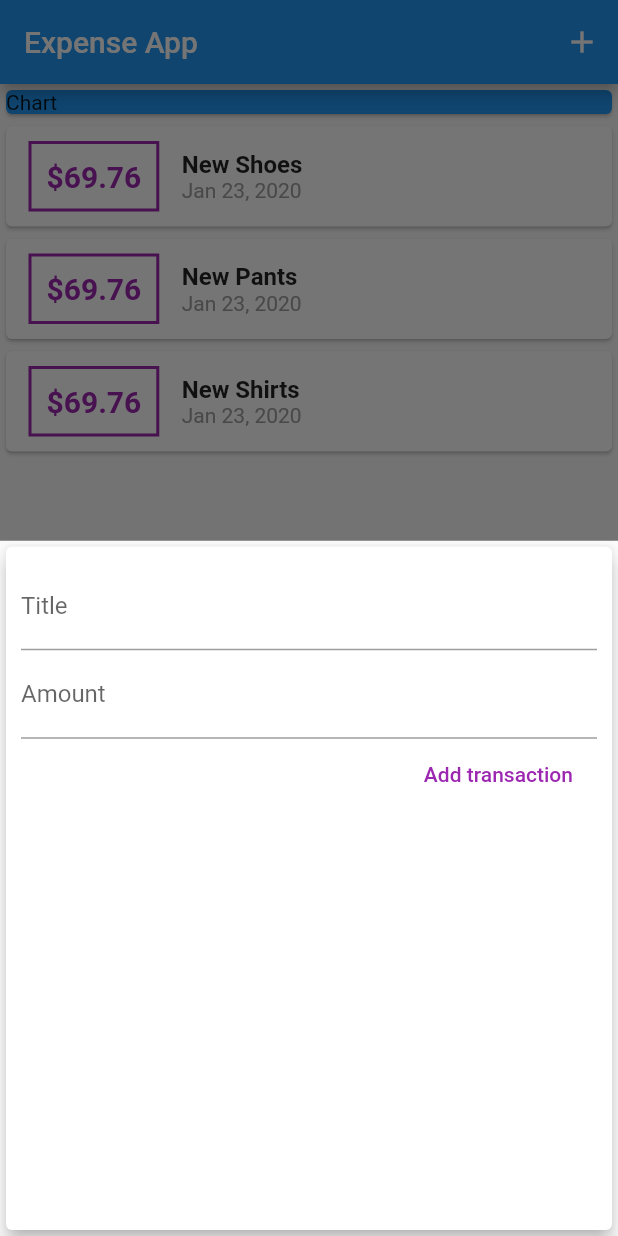
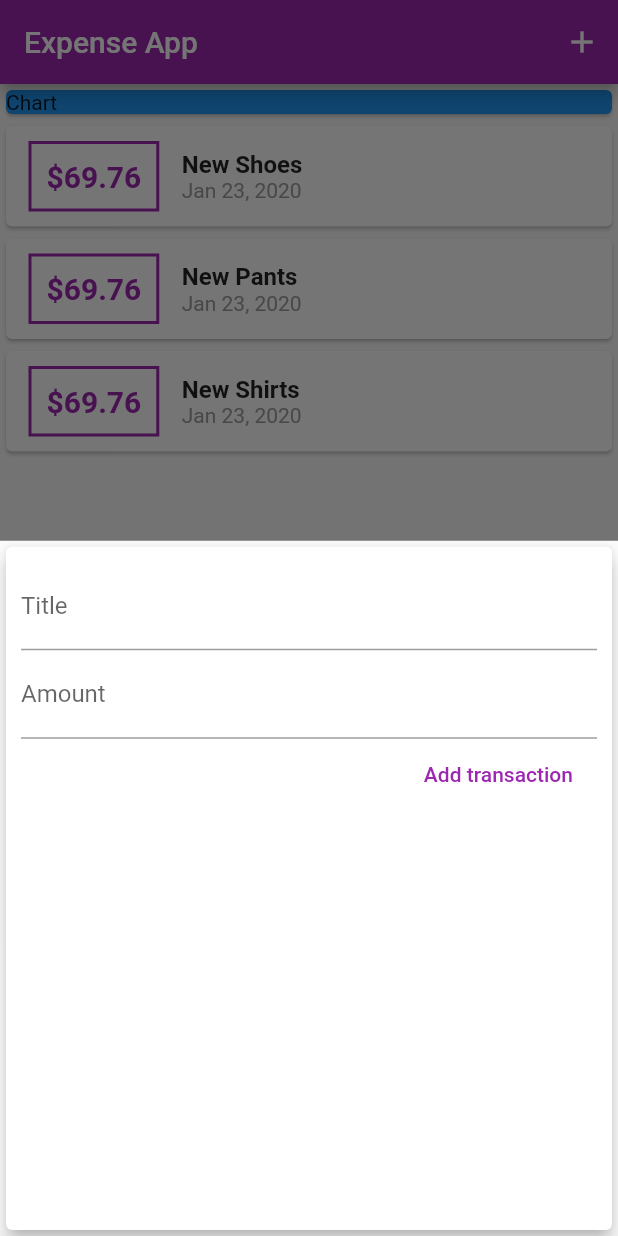
Before and after one commit to kterrago18/expense_app, a Flutter app: the screen it shows after launch, after a tap on the "add" icon, on a phone screen of 412 x 824 dp. Run offline on Flutter 3.47's test engine with Material 2 defaults, Android fonts, the phone set to English and light mode, and no system bars.

Commit message:
Configuring and using themes

```diff
--- a/lib/main.dart
+++ b/lib/main.dart
@@ -13,8 +13,10 @@ class MyApp extends StatelessWidget {
   Widget build(BuildContext context) {
     return MaterialApp(
       title: 'Flutter Demo',
+
       theme: ThemeData(
-        primarySwatch: Colors.blue,
+        primarySwatch: Colors.purple,
+        accentColor: Colors.blueAccent
       ),
       home: MyHomePage(title: 'Expense App'),
     );
@@ -68,14 +70,19 @@ class _MyHomePageState extends State<MyHomePage> {
   void _startAddNewTransaction(BuildContext context) {
     showModalBottomSheet(
         context: context,
-        builder: (_){
-          return NewTransaction(_addNewTransaction);
+        builder: (_) {
+          return GestureDetector(
+            onTap: (){},
+            child: NewTransaction(_addNewTransaction),
+            behavior: HitTestBehavior.opaque,
+          );
         });
   }
 
   @override
   Widget build(BuildContext context) {
     return Scaffold(
+
       appBar: AppBar(
         title: Text(widget.title),
         actions: <Widget>[
@@ -88,6 +95,7 @@ class _MyHomePageState extends State<MyHomePage> {
       body: SingleChildScrollView(
         //scrollDirection: Axis.vertical,
         child: Column(
+         // mainAxisSize: MainAxisSize.min,
           //mainAxisAlignment: MainAxisAlignment.start,
           crossAxisAlignment: CrossAxisAlignment.center,
           children: <Widget>[
--- a/lib/widgets/new_transaction.dart
+++ b/lib/widgets/new_transaction.dart
@@ -1,10 +1,17 @@
 import 'package:flutter/material.dart';
 
-class NewTransaction extends StatelessWidget {
+class NewTransaction extends StatefulWidget {
   NewTransaction(this.newTransaction);
 
   final Function newTransaction;
+
+  @override
+  _NewTransactionState createState() => _NewTransactionState();
+}
+
+class _NewTransactionState extends State<NewTransaction> {
   final titleController = TextEditingController();
+
   final amountController = TextEditingController();
 
   void submitData() {
@@ -15,8 +22,12 @@ class NewTransaction extends StatelessWidget {
       return;
     }
 
-    newTransaction(
-        title: enteredTitle, amount: enteredAmount);
+    widget.newTransaction(
+      title: enteredTitle,
+      amount: enteredAmount,
+    );
+
+    Navigator.of(context).pop();
   }
 
   @override
@@ -32,7 +43,6 @@ class NewTransaction extends StatelessWidget {
               decoration: InputDecoration(labelText: 'Title'),
               controller: titleController,
               onSubmitted: (_) => submitData(),
-
             ),
             TextField(
               keyboardType: TextInputType.number,
--- a/lib/widgets/transaction_list.dart
+++ b/lib/widgets/transaction_list.dart
@@ -11,7 +11,7 @@ class TransactionList extends StatelessWidget {
   @override
   Widget build(BuildContext context) {
     return Container(
-      height: 300.0,
+      height: 500.0,
       child: ListView.builder(
         itemBuilder: (context, index) {
           return Card(
@@ -22,12 +22,15 @@ class TransactionList extends StatelessWidget {
                 child: Text(
                   '\$${transactions[index].amount.toStringAsFixed(2)}',
                   style: TextStyle(
-                      color: Colors.purple,
+                      color: Theme.of(context).primaryColor,
                       fontSize: 20.0,
                       fontWeight: FontWeight.bold),
                 ),
                 decoration: BoxDecoration(
-                    border: Border.all(color: Colors.purple, width: 2.0)),
+                    border: Border.all(
+                  color: Theme.of(context).primaryColor,
+                  width: 2.0,
+                )),
                 padding: EdgeInsets.all(10.0),
               ),
               Column(
```
